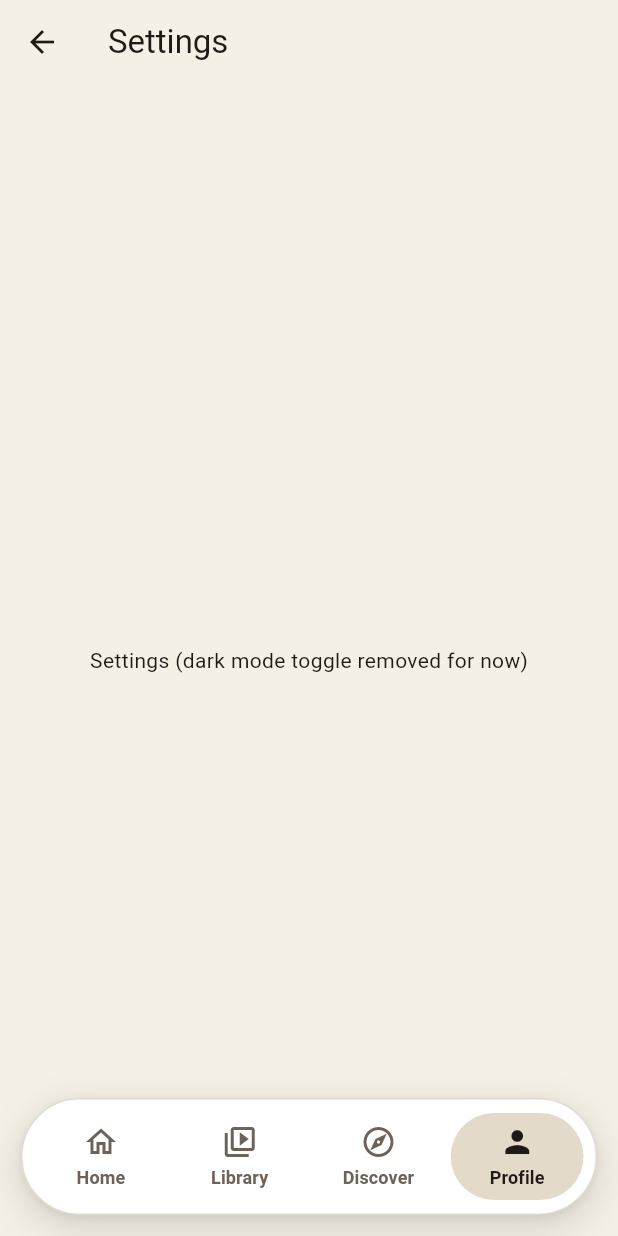
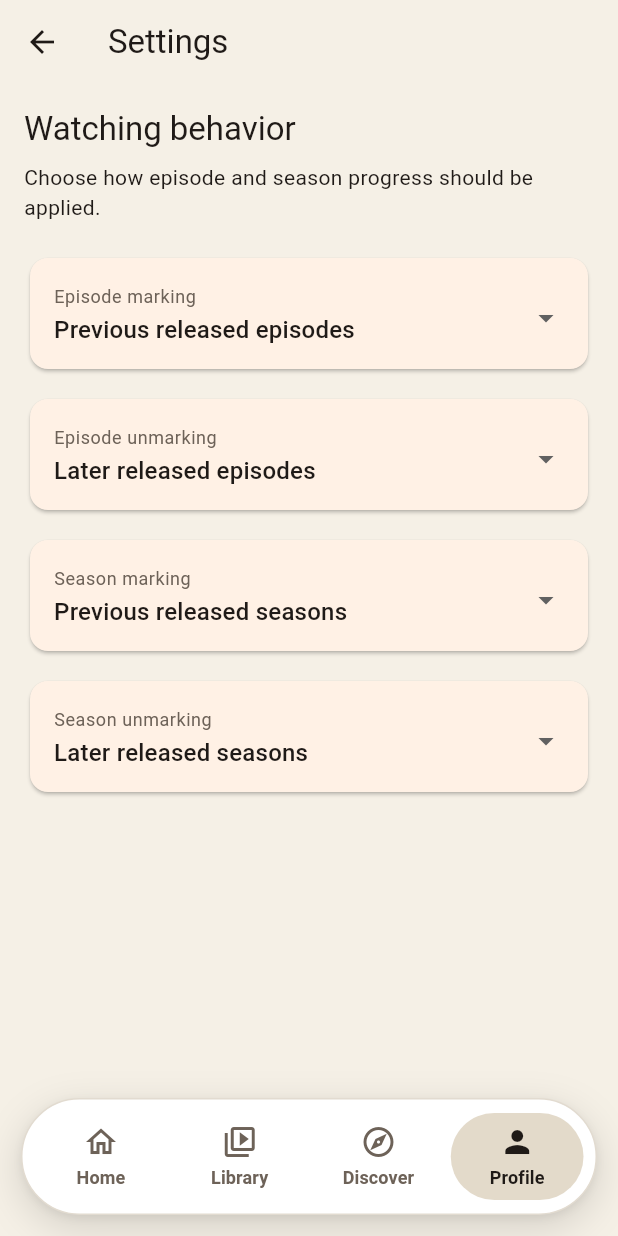
Before and after one commit to jatinderjp63-ux/Watchers, a Flutter app: the SettingsScreen screen opened by its route, on a phone screen of 412 x 824 dp. Run offline on Flutter 3.47's test engine with Material 3 defaults, Android fonts, the phone set to English and light mode, and no system bars; our stand-ins replace cached_network_image, dio, flutter_riverpod, go_router, shared_preferences; accounts and stored records are empty.

Commit message:
Add TV progress marking policies and settings

```diff
--- /dev/null
+++ b/lib/models/watch_progress_settings.dart
@@ -0,0 +1,51 @@
+enum EpisodeMarkingBehavior {
+  previousReleased,
+  onlyThisEpisode,
+  askEveryTime,
+}
+
+enum EpisodeUnmarkingBehavior {
+  laterReleased,
+  onlyThisEpisode,
+  askEveryTime,
+}
+
+enum SeasonMarkingBehavior {
+  previousReleased,
+  onlyThisSeason,
+  askEveryTime,
+}
+
+enum SeasonUnmarkingBehavior {
+  laterReleased,
+  onlyThisSeason,
+  askEveryTime,
+}
+
+class WatchProgressSettings {
+  final EpisodeMarkingBehavior episodeMarking;
+  final EpisodeUnmarkingBehavior episodeUnmarking;
+  final SeasonMarkingBehavior seasonMarking;
+  final SeasonUnmarkingBehavior seasonUnmarking;
+
+  const WatchProgressSettings({
+    this.episodeMarking = EpisodeMarkingBehavior.previousReleased,
+    this.episodeUnmarking = EpisodeUnmarkingBehavior.laterReleased,
+    this.seasonMarking = SeasonMarkingBehavior.previousReleased,
+    this.seasonUnmarking = SeasonUnmarkingBehavior.laterReleased,
+  });
+
+  WatchProgressSettings copyWith({
+    EpisodeMarkingBehavior? episodeMarking,
+    EpisodeUnmarkingBehavior? episodeUnmarking,
+    SeasonMarkingBehavior? seasonMarking,
+    SeasonUnmarkingBehavior? seasonUnmarking,
+  }) {
+    return WatchProgressSettings(
+      episodeMarking: episodeMarking ?? this.episodeMarking,
+      episodeUnmarking: episodeUnmarking ?? this.episodeUnmarking,
+      seasonMarking: seasonMarking ?? this.seasonMarking,
+      seasonUnmarking: seasonUnmarking ?? this.seasonUnmarking,
+    );
+  }
+}
--- a/lib/screens/settings_screen.dart
+++ b/lib/screens/settings_screen.dart
@@ -1,11 +1,19 @@
 import 'package:flutter/material.dart';
+import 'package:flutter_riverpod/flutter_riverpod.dart';
 import 'package:go_router/go_router.dart';
 
-class SettingsScreen extends StatelessWidget {
+import '../models/watch_progress_settings.dart';
+import '../providers/settings_provider.dart';
+
+class SettingsScreen extends ConsumerWidget {
   const SettingsScreen({super.key});
 
   @override
-  Widget build(BuildContext context) {
+  Widget build(BuildContext context, WidgetRef ref) {
+    final settings = ref.watch(settingsProvider);
+    final notifier = ref.read(settingsProvider.notifier);
+    final watchSettings = settings.watchProgressSettings;
+
     return Scaffold(
       appBar: AppBar(
         title: const Text('Settings'),
@@ -14,9 +22,141 @@ class SettingsScreen extends StatelessWidget {
           onPressed: () => GoRouter.of(context).pop(),
         ),
       ),
-      body: const Center(
-        child: Text('Settings (dark mode toggle removed for now)'),
+      body: ListView(
+        padding: const EdgeInsets.fromLTRB(16, 16, 16, 32),
+        children: [
+          Text(
+            'Watching behavior',
+            style: Theme.of(context).textTheme.titleLarge,
+          ),
+          const SizedBox(height: 8),
+          Text(
+            'Choose how episode and season progress should be applied.',
+            style: Theme.of(context).textTheme.bodyMedium,
+          ),
+          const SizedBox(height: 20),
+          _BehaviorSelector<EpisodeMarkingBehavior>(
+            title: 'Episode marking',
+            value: watchSettings.episodeMarking,
+            items: const [
+              DropdownMenuItem(
+                value: EpisodeMarkingBehavior.previousReleased,
+                child: Text('Previous released episodes'),
+              ),
+              DropdownMenuItem(
+                value: EpisodeMarkingBehavior.onlyThisEpisode,
+                child: Text('This episode only'),
+              ),
+              DropdownMenuItem(
+                value: EpisodeMarkingBehavior.askEveryTime,
+                child: Text('Ask every time'),
+              ),
+            ],
+            onChanged: (value) {
+              if (value != null) notifier.setEpisodeMarkingBehavior(value);
+            },
+          ),
+          const SizedBox(height: 12),
+          _BehaviorSelector<EpisodeUnmarkingBehavior>(
+            title: 'Episode unmarking',
+            value: watchSettings.episodeUnmarking,
+            items: const [
+              DropdownMenuItem(
+                value: EpisodeUnmarkingBehavior.laterReleased,
+                child: Text('Later released episodes'),
+              ),
+              DropdownMenuItem(
+                value: EpisodeUnmarkingBehavior.onlyThisEpisode,
+                child: Text('This episode only'),
+              ),
+              DropdownMenuItem(
+                value: EpisodeUnmarkingBehavior.askEveryTime,
+                child: Text('Ask every time'),
+              ),
+            ],
+            onChanged: (value) {
+              if (value != null) notifier.setEpisodeUnmarkingBehavior(value);
+            },
+          ),
+          const SizedBox(height: 12),
+          _BehaviorSelector<SeasonMarkingBehavior>(
+            title: 'Season marking',
+            value: watchSettings.seasonMarking,
+            items: const [
+              DropdownMenuItem(
+                value: SeasonMarkingBehavior.previousReleased,
+                child: Text('Previous released seasons'),
+              ),
+              DropdownMenuItem(
+                value: SeasonMarkingBehavior.onlyThisSeason,
+                child: Text('This season only'),
+              ),
+              DropdownMenuItem(
+                value: SeasonMarkingBehavior.askEveryTime,
+                child: Text('Ask every time'),
+              ),
+            ],
+            onChanged: (value) {
+              if (value != null) notifier.setSeasonMarkingBehavior(value);
+            },
+          ),
+          const SizedBox(height: 12),
+          _BehaviorSelector<SeasonUnmarkingBehavior>(
+            title: 'Season unmarking',
+            value: watchSettings.seasonUnmarking,
+            items: const [
+              DropdownMenuItem(
+                value: SeasonUnmarkingBehavior.laterReleased,
+                child: Text('Later released seasons'),
+              ),
+              DropdownMenuItem(
+                value: SeasonUnmarkingBehavior.onlyThisSeason,
+                child: Text('This season only'),
+              ),
+              DropdownMenuItem(
+                value: SeasonUnmarkingBehavior.askEveryTime,
+                child: Text('Ask every time'),
+              ),
+            ],
+            onChanged: (value) {
+              if (value != null) notifier.setSeasonUnmarkingBehavior(value);
+            },
+          ),
+        ],
       ),
     );
   }
 }
+
+class _BehaviorSelector<T> extends StatelessWidget {
+  final String title;
+  final T value;
+  final List<DropdownMenuItem<T>> items;
+  final ValueChanged<T?> onChanged;
+
+  const _BehaviorSelector({
+    required this.title,
+    required this.value,
+    required this.items,
+    required this.onChanged,
+  });
+
+  @override
+  Widget build(BuildContext context) {
+    return Card(
+      child: Padding(
+        padding: const EdgeInsets.fromLTRB(16, 12, 16, 6),
+        child: DropdownButtonFormField<T>(
+          initialValue: value,
+          isExpanded: true,
+          decoration: InputDecoration(
+            labelText: title,
+            border: InputBorder.none,
+          ),
+          items: items,
+          onChanged: onChanged,
+        ),
+      ),
+    );
+  }
+}
```
Also changed, not shown: lib/providers/settings_provider.dart (+195 -29 lines).
